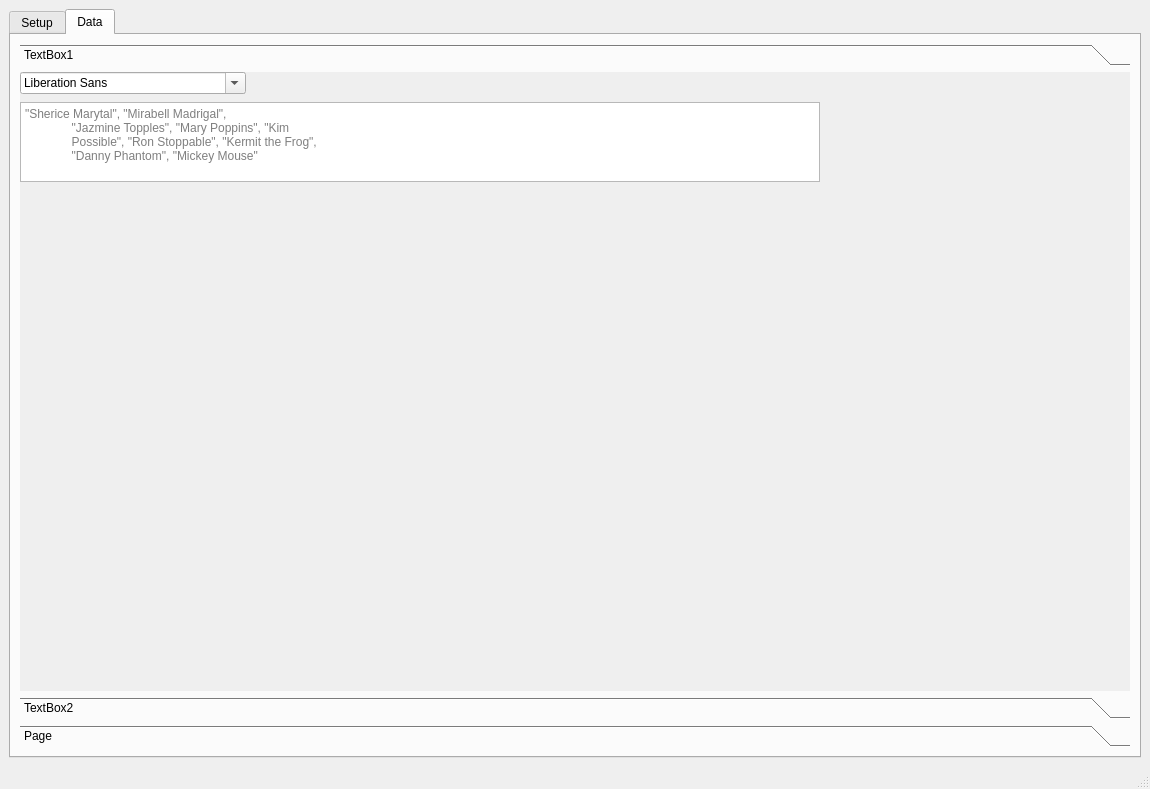
Leospars/Generate_IDs, file generateID.ui: the form before one commit.
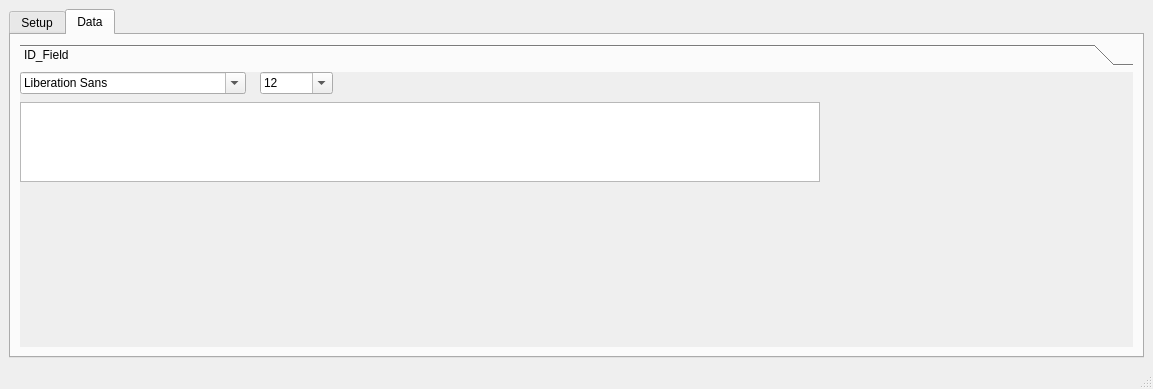
The form after the commit. The open tabs and pages were chosen to show the change. Icons and pictures are not drawn.

Commit message: Create functions to generate toolbox requesting ID field's data

Patch:
```diff
--- a/generateID.ui
+++ b/generateID.ui
@@ -6,8 +6,8 @@
    <rect>
     <x>0</x>
     <y>0</y>
-    <width>1150</width>
-    <height>789</height>
+    <width>1153</width>
+    <height>389</height>
    </rect>
   </property>
   <property name="sizePolicy">
@@ -18,8 +18,8 @@
   </property>
   <property name="minimumSize">
    <size>
-    <width>1150</width>
-    <height>789</height>
+    <width>0</width>
+    <height>0</height>
    </size>
   </property>
   <property name="windowTitle">
@@ -343,63 +343,23 @@
             <verstretch>0</verstretch>
            </sizepolicy>
           </property>
-          <widget class="QWidget" name="toolBoxPage1">
-           <property name="geometry">
-            <rect>
-             <x>0</x>
-             <y>0</y>
-             <width>1108</width>
-             <height>609</height>
-            </rect>
-           </property>
-           <attribute name="label">
-            <string>TextBox1</string>
-           </attribute>
-           <widget class="QPlainTextEdit" name="textBox1_Data">
-            <property name="geometry">
-             <rect>
-              <x>0</x>
-              <y>30</y>
-              <width>800</width>
-              <height>80</height>
-             </rect>
-            </property>
-            <property name="sizePolicy">
-             <sizepolicy hsizetype="Expanding" vsizetype="Expanding">
-              <horstretch>0</horstretch>
-              <verstretch>0</verstretch>
-             </sizepolicy>
-            </property>
-            <property name="placeholderText">
-             <string>&quot;Sherice Marytal&quot;, &quot;Mirabell Madrigal&quot;,
-              &quot;Jazmine Topples&quot;, &quot;Mary Poppins&quot;, &quot;Kim
-              Possible&quot;, &quot;Ron Stoppable&quot;, &quot;Kermit the Frog&quot;,
-              &quot;Danny Phantom&quot;, &quot;Mickey Mouse&quot;
-             </string>
-            </property>
-           </widget>
-           <widget class="QFontComboBox" name="fontComboBox_3">
+          <property name="frameShape">
+           <enum>QFrame::NoFrame</enum>
+          </property>
+          <property name="frameShadow">
+           <enum>QFrame::Plain</enum>
+          </property>
+          <widget class="QWidget" name="idField_1">
             <property name="geometry">
              <rect>
               <x>0</x>
               <y>0</y>
-              <width>226</width>
-              <height>22</height>
-             </rect>
-            </property>
-           </widget>
-          </widget>
-          <widget class="QWidget" name="toolBoxPage2">
-           <property name="geometry">
-            <rect>
-             <x>0</x>
-             <y>0</y>
-             <width>100</width>
-             <height>30</height>
-            </rect>
-           </property>
+             <width>1111</width>
+             <height>269</height>
+            </rect>
+           </property>
            <attribute name="label">
-            <string>TextBox2</string>
+            <string>ID_Field</string>
            </attribute>
            <widget class="QPlainTextEdit" name="textBox2_Data">
             <property name="geometry">
@@ -421,19 +381,25 @@
              </rect>
             </property>
            </widget>
-          </widget>
-          <widget class="QWidget" name="page">
+           <widget class="QComboBox" name="comboBox">
            <property name="geometry">
             <rect>
-             <x>0</x>
+              <x>240</x>
              <y>0</y>
-             <width>100</width>
-             <height>30</height>
-            </rect>
-           </property>
-           <attribute name="label">
-            <string>Page</string>
-           </attribute>
+              <width>73</width>
+              <height>22</height>
+             </rect>
+            </property>
+            <property name="editable">
+             <bool>true</bool>
+            </property>
+            <property name="currentText">
+             <string>12</string>
+            </property>
+            <property name="maxVisibleItems">
+             <number>12</number>
+            </property>
+           </widget>
           </widget>
          </widget>
         </item>
```
Left out of the diff: 17 changed lines with no effect on the pictures. Lines whose indentation alone changed are shown as unchanged. The commit also changes 5 other files.
